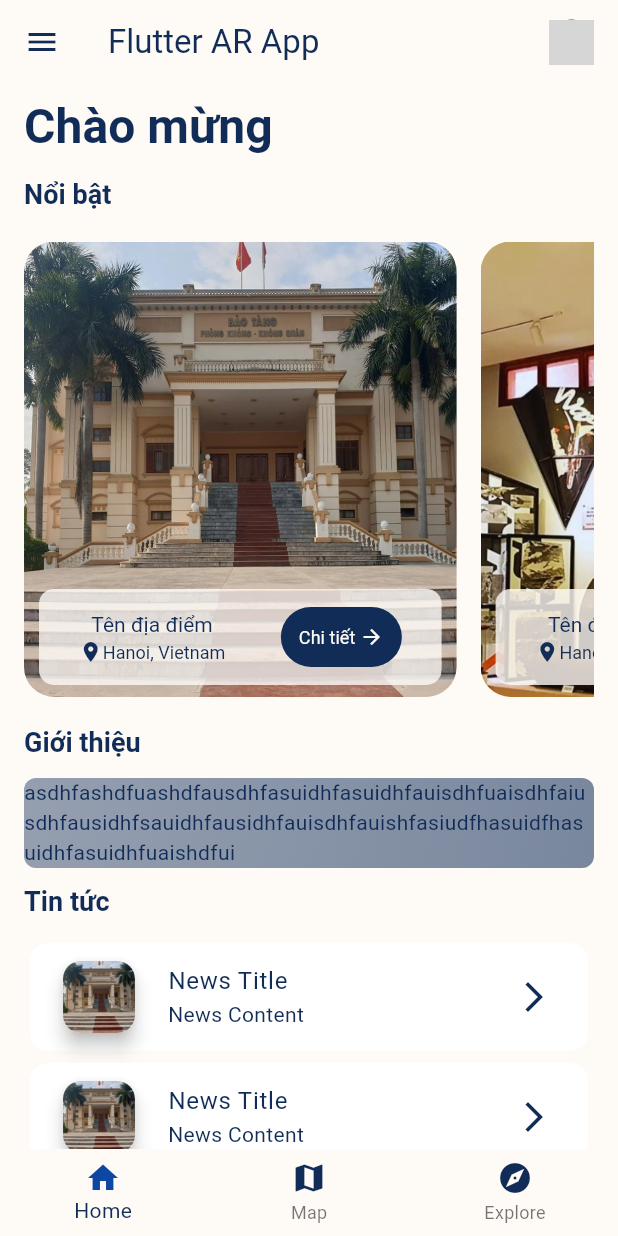
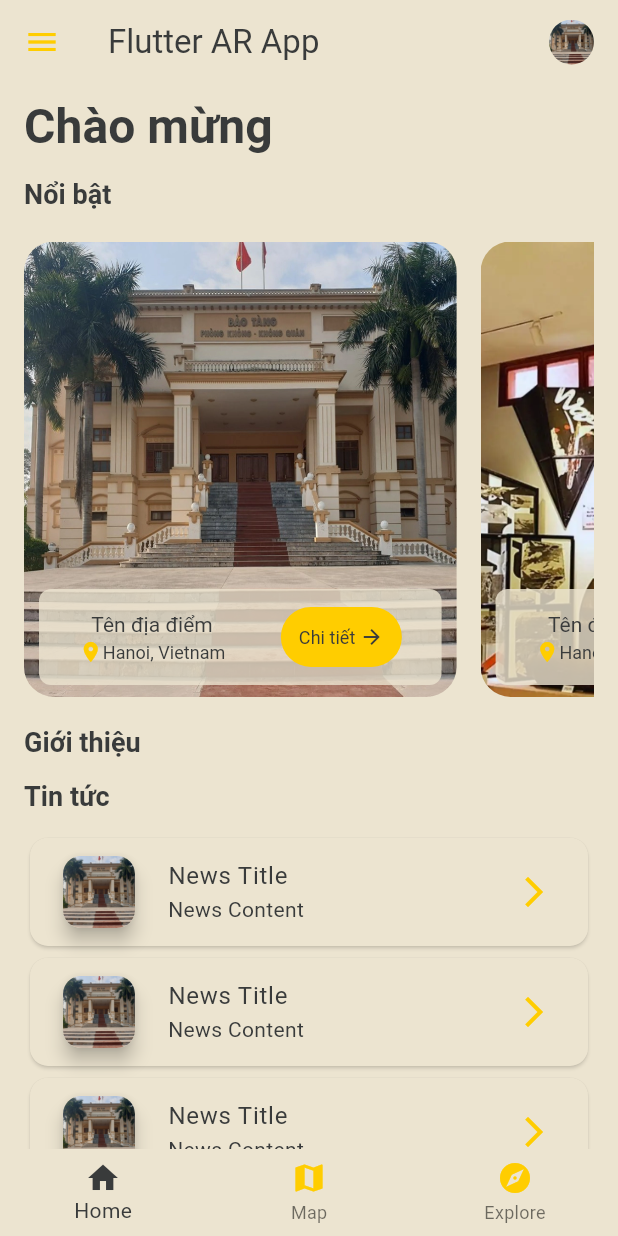
Before and after one commit to HoanqDucAnh/flutter_ar_app, a Flutter app: the screen it shows after launch, on a phone screen of 412 x 824 dp. Run offline on Flutter 3.47's test engine with Material 3 defaults, Android fonts, the phone set to English and light mode, and no system bars; our stand-ins replace auto_route, camera, flutter_screenutil, get_it, injectable; missing offline and left inert: circular_motion; generated files the repository leaves out were written again; Roboto replaces fonts that are missing (Averta); grey boxes are pictures that could not be loaded.

Commit message:
feat: updating camera button & styling the home UI

```diff
--- a/lib/main.dart
+++ b/lib/main.dart
@@ -3,11 +3,16 @@ import 'core/initializer/initializer.dart';
 
 import 'shared/shared.dart';
 import 'core/router/router.dart';
+import 'package:camera/camera.dart';
 import 'src/view/view.dart';
 import 'src/view/shared_widget/shared_widget.dart';
 
-void main() {
+late List<CameraDescription> cameras;
+
+Future<void> main() async {
+  WidgetsFlutterBinding.ensureInitialized();
   configureDependencies();
+  cameras = await availableCameras();
   runApp(const MyApp());
 }
 
--- a/lib/shared/color/app_colors.dart
+++ b/lib/shared/color/app_colors.dart
@@ -4,26 +4,27 @@ import 'package:injectable/injectable.dart';
 @LazySingleton()
 class AppColors {
   // Primary & secondary color
-  Color get primaryColor => const Color(0xFFFEFAF6);
-  Color get secondaryColor => const Color(0xFF102C57);
+  Color get primaryColor => const Color(0xFFECE4D0);
+  Color get secondaryColor => const Color(0xFFFFCD00);
 
   // Text color
-  Color get textPrimaryColor => const Color(0xFF102C57);
+  Color get textPrimaryColor => const Color(0xFF393b3b);
   Color get textSecondaryColor => const Color(0xFFDAC0A3);
 
   // Linear color
-  Color get linearColor1 => const Color(0xFFFEFAF6);
+  Color get linearColor1 => const Color(0xFFFFCD00);
   Color get linearColor2 => const Color(0xFF102C57);
 
   // On select color
-  Color get onSelectColor => const Color(0xFF0E46A3);
+  Color get onSelectColor => const Color(0xFF393b3b);
 
   // Additional colors for ColorScheme
-  Color get onPrimaryColor => const Color(0xFFFEFAF6);
-  Color get onSecondaryColor => const Color(0xFF102C57);
+  Color get onPrimaryColor => const Color(0xFF393b3b);
+  Color get onSecondaryColor => const Color(0xFF393b3b);
   Color get errorColor => const Color(0xFFB00020);
   Color get onErrorColor => const Color(0xFFB00020);
-  Color get onBackgroundColor => const Color(0xFFFEFAF6);
-  Color get surfaceColor => const Color(0xFFFEFAF6);
-  Color get onSurfaceColor => const Color(0xFFFEFAF6);
+  Color get backgroundColor => const Color(0xFFECE4D0);
+  Color get onBackgroundColor => const Color(0xFF102C57);
+  Color get surfaceColor => const Color(0xFFECE4D0);
+  Color get onSurfaceColor => const Color(0xFF393b3b);
 }
--- /dev/null
+++ b/lib/shared/constant/layout_constant.dart
@@ -0,0 +1,18 @@
+import 'package:injectable/injectable.dart';
+import 'package:flutter/material.dart';
+
+@LazySingleton()
+class LayoutConstants {
+  LayoutConstants();
+
+  static const double defaultPadding = 16.0;
+  static const double defaultMargin = 16.0;
+  static const double defaultBorderRadius = 8.0;
+
+  EdgeInsets get headerPadding =>
+      const EdgeInsets.symmetric(horizontal: 16, vertical: 5);
+
+  BorderRadius get smallBorderRadius => BorderRadius.circular(8.0);
+  BorderRadius get mediumBorderRadius => BorderRadius.circular(20.0);
+  BorderRadius get largeBorderRadius => BorderRadius.circular(30.0);
+}
--- a/lib/shared/shared.dart
+++ b/lib/shared/shared.dart
@@ -3,3 +3,5 @@ export 'font/app_text_style.dart';
 export 'theme/app_theme.dart';
 export 'constant/device_spec.dart';
 export 'constant/device_dimen.dart';
+export 'constant/layout_constant.dart';
+export 'widget/widget.dart';
--- a/lib/shared/theme/app_theme.dart
+++ b/lib/shared/theme/app_theme.dart
@@ -19,13 +19,14 @@ class AppTheme {
         elevation: 0,
       ),
       colorScheme: ColorScheme(
-        primary: appColors.onSecondaryColor,
-        onPrimary: appColors.textSecondaryColor,
+        primary: appColors.onPrimaryColor,
+        onPrimary: appColors.onPrimaryColor,
+        primaryContainer: appColors.primaryColor,
         secondary: appColors.secondaryColor,
         onSecondary: appColors.onSecondaryColor,
         error: appColors.errorColor,
         onError: appColors.onErrorColor,
-        background: appColors.primaryColor,
+        background: appColors.backgroundColor,
         onBackground: appColors.onBackgroundColor,
         surface: appColors.surfaceColor,
         onSurface: appColors.onSecondaryColor,
--- /dev/null
+++ b/lib/shared/widget/floating_button.dart
@@ -0,0 +1,47 @@
+import 'package:flutter/material.dart';
+import 'package:flutter_ar_app/core/initializer/app_initializer.dart';
+import 'package:flutter_ar_app/shared/color/app_colors.dart';
+import 'package:camera/camera.dart';
+
+class ScrollAwareFloatingButton extends StatefulWidget {
+  final ScrollController scrollController;
+  const ScrollAwareFloatingButton({super.key, required this.scrollController});
+
+  @override
+  State<ScrollAwareFloatingButton> createState() =>
+      _ScrollAwareFloatingButtonState();
+}
+
+class _ScrollAwareFloatingButtonState extends State<ScrollAwareFloatingButton> {
+  bool _showButton = false;
+
+  @override
+  void initState() {
+    super.initState();
+    widget.scrollController.addListener(_scrollListener);
+  }
+
+  void _scrollListener() {
+    if (widget.scrollController.offset >= 10) {
+      if (!_showButton) setState(() => _showButton = true);
+    } else {
+      if (_showButton) setState(() => _showButton = false);
+    }
+  }
+
+  @override
+  Widget build(BuildContext context) {
+    AppColors appColors = getIt<AppColors>();
+    return AnimatedOpacity(
+      opacity: _showButton ? 1.0 : 0.0,
+      duration: const Duration(milliseconds: 300),
+      child: FloatingActionButton(
+        elevation: 1,
+        onPressed: () async {},
+        heroTag: 'Camera',
+        backgroundColor: appColors.secondaryColor.withOpacity(0.8),
+        child: const Icon(Icons.camera_alt),
+      ),
+    );
+  }
+}
--- /dev/null
+++ b/lib/shared/widget/widget.dart
@@ -0,0 +1 @@
+export './floating_button.dart';
--- a/lib/src/view/screen/home/home_page.dart
+++ b/lib/src/view/screen/home/home_page.dart
@@ -2,10 +2,7 @@ import 'package:flutter/material.dart';
 import 'package:auto_route/auto_route.dart';
 import 'package:flutter/widgets.dart';
 import 'package:flutter_ar_app/core/initializer/app_initializer.dart';
-import 'package:flutter_ar_app/core/router/app_router.dart';
-import 'package:flutter_ar_app/shared/font/app_text_style.dart';
-import 'package:get_it/get_it.dart';
-import '../../shared_widget/shared_widget.dart';
+import 'package:flutter_ar_app/shared/shared.dart';
 import './widget/widget.dart';
 
 @RoutePage()
@@ -20,21 +17,26 @@ class _HomePageTabState extends State<HomePageTab> {
   @override
   Widget build(BuildContext context) {
     final AppTextStyle appTextStyle = getIt<AppTextStyle>();
+    final LayoutConstants layoutConstants = getIt<LayoutConstants>();
+    final ScrollController scrollController = ScrollController();
 
-    return SingleChildScrollView(
+    return Stack(
+      children: [
+        SingleChildScrollView(
+          controller: scrollController,
           child: Column(
             mainAxisAlignment: MainAxisAlignment.start,
             crossAxisAlignment: CrossAxisAlignment.start,
             children: [
               Padding(
-            padding: const EdgeInsets.symmetric(horizontal: 16, vertical: 5),
+                padding: layoutConstants.headerPadding,
                 child: Text(
                   'Chào mừng ',
                   style: appTextStyle.h1TextPrimary,
                 ),
               ),
               Padding(
-            padding: const EdgeInsets.symmetric(horizontal: 16, vertical: 5),
+                padding: layoutConstants.headerPadding,
                 child: Text(
                   'Nổi bật',
                   style: appTextStyle.h4TextPrimary,
@@ -42,15 +44,15 @@ class _HomePageTabState extends State<HomePageTab> {
               ),
               const HotSection(),
               Padding(
-            padding: const EdgeInsets.symmetric(horizontal: 16, vertical: 5),
+                padding: layoutConstants.headerPadding,
                 child: Text(
                   'Giới thiệu',
                   style: appTextStyle.h4TextPrimary,
                 ),
               ),
-          const IntroductionSection(),
+              //const IntroductionSection(),
               Padding(
-            padding: const EdgeInsets.symmetric(horizontal: 16, vertical: 5),
+                padding: layoutConstants.headerPadding,
                 child: Text(
                   'Tin tức',
                   style: appTextStyle.h4TextPrimary,
@@ -59,6 +61,15 @@ class _HomePageTabState extends State<HomePageTab> {
               const InformationSection(),
             ],
           ),
+        ),
+        Positioned(
+          right: 20,
+          bottom: 20,
+          child: ScrollAwareFloatingButton(
+            scrollController: scrollController,
+          ),
+        ),
+      ],
     );
   }
 }
--- a/lib/src/view/screen/home/widget/hot.dart
+++ b/lib/src/view/screen/home/widget/hot.dart
@@ -1,5 +1,6 @@
 import 'package:flutter/material.dart';
 import 'package:flutter_ar_app/core/initializer/app_initializer.dart';
+import 'package:flutter_ar_app/shared/constant/layout_constant.dart';
 import 'package:flutter_ar_app/shared/shared.dart';
 
 class HotSection extends StatefulWidget {
@@ -14,9 +15,10 @@ class _HotSectionState extends State<HotSection> {
   Widget build(BuildContext context) {
     final AppColors appColors = getIt<AppColors>();
     final AppTextStyle appTextStyle = getIt<AppTextStyle>();
+    final LayoutConstants layoutConstants = getIt<LayoutConstants>();
 
     return Container(
-      padding: const EdgeInsets.symmetric(horizontal: 16, vertical: 5),
+      padding: layoutConstants.headerPadding,
       height: AppDimen.of(context).screenHeight * 0.4,
       child: ListView.builder(
         scrollDirection: Axis.horizontal,
@@ -31,12 +33,12 @@ class _HotSectionState extends State<HotSection> {
             ),
             width: AppDimen.of(context).screenWidth * 0.7,
             decoration: BoxDecoration(
-              borderRadius: BorderRadius.circular(20),
+              borderRadius: layoutConstants.mediumBorderRadius,
             ),
             child: Stack(
               children: <Widget>[
                 ClipRRect(
-                  borderRadius: BorderRadius.circular(20),
+                  borderRadius: layoutConstants.mediumBorderRadius,
                   child: Image.asset(
                     'lib/core/resources/images/museum_welcome_images/welcome${index + 1}.jpg',
                     height: AppDimen.of(context).screenHeight * 0.4,
@@ -52,7 +54,7 @@ class _HotSectionState extends State<HotSection> {
                     padding: const EdgeInsets.all(8.0),
                     decoration: BoxDecoration(
                       color: appColors.primaryColor.withOpacity(0.8),
-                      borderRadius: BorderRadius.circular(10),
+                      borderRadius: layoutConstants.smallBorderRadius,
                     ),
                     child: Row(
                       mainAxisAlignment: MainAxisAlignment.spaceAround,
@@ -91,12 +93,12 @@ class _HotSectionState extends State<HotSection> {
                             children: [
                               Text(
                                 'Chi tiết ',
-                                style: appTextStyle.s12w400TextSecondary,
+                                style: appTextStyle.s12w400TextPrimary,
                               ),
                               Icon(
                                 Icons.arrow_forward_outlined,
                                 size: 16,
-                                color: appColors.primaryColor,
+                                color: appColors.textPrimaryColor,
                               ), // Add the arrow icon
                             ],
                           ),
--- a/lib/src/view/screen/home/widget/information.dart
+++ b/lib/src/view/screen/home/widget/information.dart
@@ -1,6 +1,7 @@
 import 'package:flutter/material.dart';
 import 'package:flutter_ar_app/core/initializer/app_initializer.dart';
 import 'package:flutter_ar_app/shared/color/app_colors.dart';
+import 'package:flutter_ar_app/shared/shared.dart';
 
 class InformationSection extends StatefulWidget {
   const InformationSection({super.key});
@@ -11,11 +12,12 @@ class InformationSection extends StatefulWidget {
 
 class _InformationSectionState extends State<InformationSection> {
   final AppColors appColors = getIt<AppColors>();
+  final LayoutConstants layoutConstants = getIt<LayoutConstants>();
 
   @override
   Widget build(BuildContext context) {
     return Container(
-      padding: const EdgeInsets.symmetric(horizontal: 16, vertical: 5),
+      padding: layoutConstants.headerPadding,
       child: ListView.builder(
         shrinkWrap: true,
         physics: const NeverScrollableScrollPhysics(),
@@ -30,8 +32,8 @@ class _InformationSectionState extends State<InformationSection> {
 
   Widget buildNewsCard(BuildContext context) {
     return Card(
-      elevation: 0,
-      color: Colors.white,
+      elevation: 1,
+      color: appColors.primaryColor,
       child: ListTile(
         leading: SizedBox(
           width: 60,
@@ -41,7 +43,7 @@ class _InformationSectionState extends State<InformationSection> {
               elevation: 5,
               shadowColor: Colors.black,
               child: ClipRRect(
-                borderRadius: BorderRadius.circular(8),
+                borderRadius: layoutConstants.smallBorderRadius,
                 child: Image.asset(
                   'lib/core/resources/images/museum_welcome_images/welcome1.jpg',
                   fit: BoxFit.cover,
--- a/lib/src/view/screen/home/widget/introduction.dart
+++ b/lib/src/view/screen/home/widget/introduction.dart
@@ -1,104 +1,160 @@
+// import 'package:flutter/material.dart';
+// import 'package:flutter_ar_app/core/initializer/app_initializer.dart';
+// import 'dart:ui';
+
+// import 'package:flutter_ar_app/shared/color/app_colors.dart';
+
+// class IntroductionSection extends StatefulWidget {
+//   const IntroductionSection({super.key});
+
+//   @override
+//   _IntroductionSectionState createState() => _IntroductionSectionState();
+// }
+
+// class _IntroductionSectionState extends State<IntroductionSection>
+//     with SingleTickerProviderStateMixin {
+//   late final AnimationController _controller;
+//   late final Animation<LinearGradient> _gradient;
+//   final AppColors appColors = getIt<AppColors>();
+
+//   @override
+//   void initState() {
+//     super.initState();
+
+//     _controller = AnimationController(
+//       duration: const Duration(seconds: 5),
+//       vsync: this,
+//     )..repeat(reverse: true);
+
+//     _gradient = LinearGradientTween(
+//       begin: LinearGradient(
+//         colors: [appColors.linearColor1, appColors.linearColor2],
+//         begin: Alignment.topLeft,
+//         end: Alignment.bottomRight,
+//       ),
+//       end: LinearGradient(
+//         colors: [appColors.linearColor2, appColors.linearColor1],
+//         begin: Alignment.bottomRight,
+//         end: Alignment.topLeft,
+//       ),
+//     ).animate(_controller);
+//   }
+
+//   @override
+//   void dispose() {
+//     _controller.dispose();
+//     super.dispose();
+//   }
+
+//   @override
+//   Widget build(BuildContext context) {
+//     return Container(
+//       decoration: BoxDecoration(
+//         borderRadius: BorderRadius.circular(8),
+//         // boxShadow: [
+//         //   BoxShadow(
+//         //     color: appColors.shadowColor.withOpacity(0.5),
+//         //     blurRadius: 5,
+//         //     offset: const Offset(0, 2),
+//         //   ),
+//         // ],
+//       ),
+//       padding: const EdgeInsets.symmetric(horizontal: 16, vertical: 5),
+//       child: AnimatedBuilder(
+//         animation: _gradient,
+//         builder: (context, child) {
+//           return Container(
+//             decoration: BoxDecoration(
+//               borderRadius: BorderRadius.circular(8),
+//               gradient: _gradient.value,
+//             ),
+//             child: const Text(
+//                 'asdhfashdfuashdfausdhfasuidhfasuidhfauisdhfuaisdhfaiusdhfausidhfsauidhfausidhfauisdhfauishfasiudfhasuidfhasuidhfasuidhfuaishdfui'),
+//           );
+//         },
+//       ),
+//     );
+//   }
+// }
+
+// class LinearGradientTween extends Tween<LinearGradient> {
+//   LinearGradientTween(
+//       {required LinearGradient begin, required LinearGradient end})
+//       : super(begin: begin, end: end);
+
+//   List<Color> lerpColorList(List<Color> a, List<Color> b, double t) {
+//     return List<Color>.generate(a.length, (i) => Color.lerp(a[i], b[i], t)!);
+//   }
+
+//   @override
+//   LinearGradient lerp(double t) => LinearGradient(
+//         colors: lerpColorList(begin!.colors, end!.colors, t),
+//         stops: lerpDoubleList(begin!.stops, end!.stops, t),
+//         begin: begin!.begin,
+//         end: begin!.end,
+//       );
+
+//   List<double>? lerpDoubleList(List<double>? a, List<double>? b, double t) {
+//     if (a == null && b == null) return null;
+//     a = a ?? List<double>.filled(b!.length, 0.0, growable: true);
+//     b = b ?? List<double>.filled(a.length, 1.0, growable: true);
+//     return List<double>.generate(a.length, (i) => lerpDouble(a![i], b![i], t)!,
+//         growable: false);
+//   }
+// }
+
+import 'package:circular_motion/circular_motion.dart';
 import 'package:flutter/material.dart';
-import 'package:flutter_ar_app/core/initializer/app_initializer.dart';
-import 'dart:ui';
 
-import 'package:flutter_ar_app/shared/color/app_colors.dart';
-
-class IntroductionSection extends StatefulWidget {
+class IntroductionSection extends StatelessWidget {
   const IntroductionSection({super.key});
 
   @override
-  _IntroductionSectionState createState() => _IntroductionSectionState();
-}
-
-class _IntroductionSectionState extends State<IntroductionSection>
-    with SingleTickerProviderStateMixin {
-  late final AnimationController _controller;
-  late final Animation<LinearGradient> _gradient;
-  final AppColors appColors = getIt<AppColors>();
-
-  @override
-  void initState() {
-    super.initState();
-
-    _controller = AnimationController(
-      duration: const Duration(seconds: 5),
-      vsync: this,
-    )..repeat(reverse: true);
-
-    _gradient = LinearGradientTween(
-      begin: LinearGradient(
-        colors: [appColors.linearColor1, appColors.linearColor2],
-        begin: Alignment.topLeft,
-        end: Alignment.bottomRight,
-      ),
-      end: LinearGradient(
-        colors: [appColors.linearColor2, appColors.linearColor1],
-        begin: Alignment.bottomRight,
-        end: Alignment.topLeft,
-      ),
-    ).animate(_controller);
-  }
-
-  @override
-  void dispose() {
-    _controller.dispose();
-    super.dispose();
-  }
-
-  @override
   Widget build(BuildContext context) {
-    return Container(
-      decoration: BoxDecoration(
-        borderRadius: BorderRadius.circular(8),
-        // boxShadow: [
-        //   BoxShadow(
-        //     color: appColors.shadowColor.withOpacity(0.5),
-        //     blurRadius: 5,
-        //     offset: const Offset(0, 2),
-        //   ),
-        // ],
-      ),
-      padding: const EdgeInsets.symmetric(horizontal: 16, vertical: 5),
-      child: AnimatedBuilder(
-        animation: _gradient,
-        builder: (context, child) {
-          return Container(
-            decoration: BoxDecoration(
-              borderRadius: BorderRadius.circular(8),
-              gradient: _gradient.value,
+    return Center(
+      child: SizedBox(
+        width: 390,
+        height: 390,
+        child: SafeArea(
+          // Here's the magic.
+          child: CircularMotion(
+            behavior: HitTestBehavior.opaque,
+            speedRunEnabled: false,
+            centerWidget: Container(
+              width: 100,
+              height: 100,
+              decoration: BoxDecoration(
+                color: Colors.red,
+                borderRadius: BorderRadius.circular(30),
+              ),
+              child: const Center(
+                child: Text('center'),
+              ),
             ),
-            child: const Text(
-                'asdhfashdfuashdfausdhfasuidhfasuidhfauisdhfuaisdhfaiusdhfausidhfsauidhfausidhfauisdhfauishfasiudfhasuidfhasuidhfasuidhfuaishdfui'),
-          );
-        },
+            children: List.generate(
+              6,
+              (index) {
+                return InkWell(
+                  onTap: () {
+                    print('Tapped $index');
+                  },
+                  child: Container(
+                    width: 100,
+                    height: 100,
+                    decoration: BoxDecoration(
+                      color: Colors.blue,
+                      borderRadius: BorderRadius.circular(30),
+                    ),
+                    child: Center(
+                      child: Text('$index'),
+                    ),
+                  ),
+                );
+              },
+            ),
+          ),
+        ),
       ),
     );
   }
 }
-
-class LinearGradientTween extends Tween<LinearGradient> {
-  LinearGradientTween(
-      {required LinearGradient begin, required LinearGradient end})
-      : super(begin: begin, end: end);
-
-  List<Color> lerpColorList(List<Color> a, List<Color> b, double t) {
-    return List<Color>.generate(a.length, (i) => Color.lerp(a[i], b[i], t)!);
-  }
-
-  @override
-  LinearGradient lerp(double t) => LinearGradient(
-        colors: lerpColorList(begin!.colors, end!.colors, t),
-        stops: lerpDoubleList(begin!.stops, end!.stops, t),
-        begin: begin!.begin,
-        end: begin!.end,
-      );
-
-  List<double>? lerpDoubleList(List<double>? a, List<double>? b, double t) {
-    if (a == null && b == null) return null;
-    a = a ?? List<double>.filled(b!.length, 0.0, growable: true);
-    b = b ?? List<double>.filled(a.length, 1.0, growable: true);
-    return List<double>.generate(a.length, (i) => lerpDouble(a![i], b![i], t)!,
-        growable: false);
-  }
-}
--- a/lib/src/view/screen/main_page.dart
+++ b/lib/src/view/screen/main_page.dart
@@ -4,13 +4,23 @@ import '../../../core/router/router.dart';
 import '../shared_widget/shared_widget.dart';
 
 @RoutePage()
-class MainPage extends StatelessWidget {
+class MainPage extends StatefulWidget {
   const MainPage({super.key});
+
+  @override
+  State<MainPage> createState() => _MainPageState();
+}
+
+class _MainPageState extends State<MainPage> {
+  final ScrollController _scrollController = ScrollController();
 
   @override
   Widget build(BuildContext context) {
     final GlobalKey<ScaffoldState> scaffoldKey = GlobalKey<ScaffoldState>();
-    return Scaffold(
+    return SafeArea(
+      top: false,
+      bottom: false,
+      child: Scaffold(
         key: scaffoldKey,
         appBar: CustomAppBar(
           appName: 'Flutter AR App',
@@ -27,6 +37,7 @@ class MainPage extends StatelessWidget {
             return CustomNavigationBottomBar(tabsRouter: tabsRouter);
           },
         ),
+      ),
     );
   }
 }
--- a/lib/src/view/shared_widget/app_bar/widget/avatar.dart
+++ b/lib/src/view/shared_widget/app_bar/widget/avatar.dart
@@ -9,7 +9,8 @@ class CustomCircleAvatar extends StatelessWidget {
       padding: const EdgeInsets.only(right: 16),
       child: const CircleAvatar(
         radius: 15,
-        backgroundImage: AssetImage('assets/images/avatar.jpg'),
+        backgroundImage: AssetImage(
+            'lib/core/resources/images/museum_welcome_images/welcome1.jpg'),
       ),
     );
   }
--- a/lib/src/view/shared_widget/bottom_navigation/bottom_navigation_widget.dart
+++ b/lib/src/view/shared_widget/bottom_navigation/bottom_navigation_widget.dart
@@ -11,6 +11,7 @@ class CustomNavigationBottomBar extends StatelessWidget {
   Widget build(BuildContext context) {
     final AppColors appColors = getIt<AppColors>();
     return BottomNavigationBar(
+      landscapeLayout: BottomNavigationBarLandscapeLayout.centered,
       items: const [
         BottomNavigationBarItem(
           icon: Icon(
```
Lines whose indentation alone changed are shown as unchanged.
